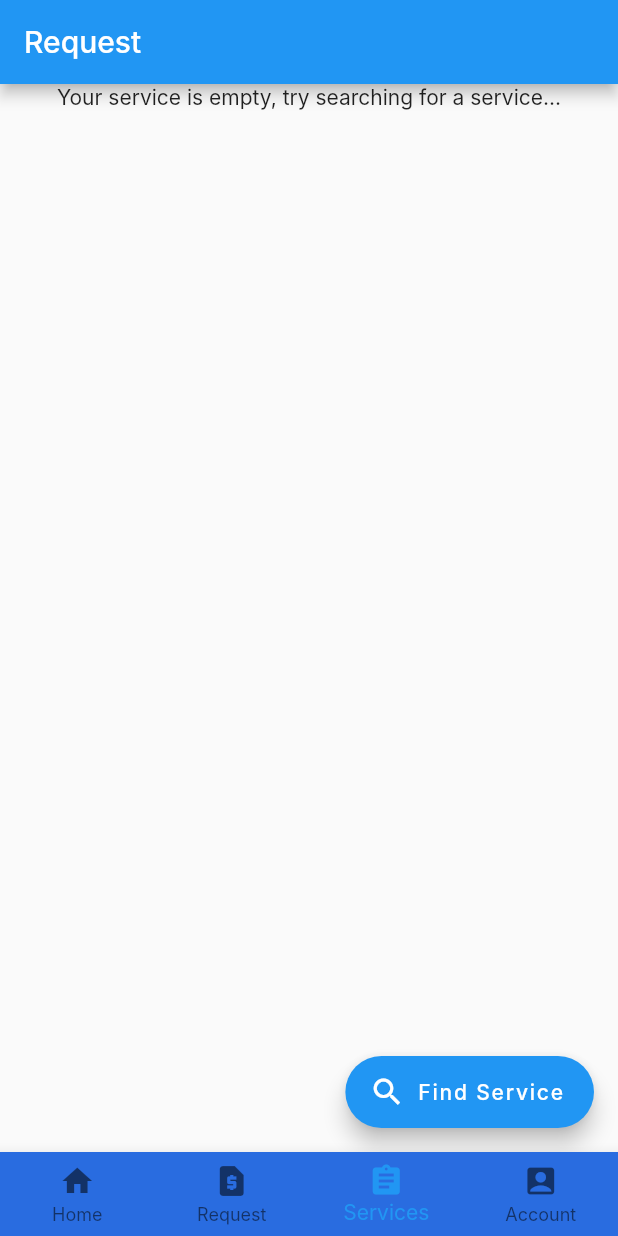
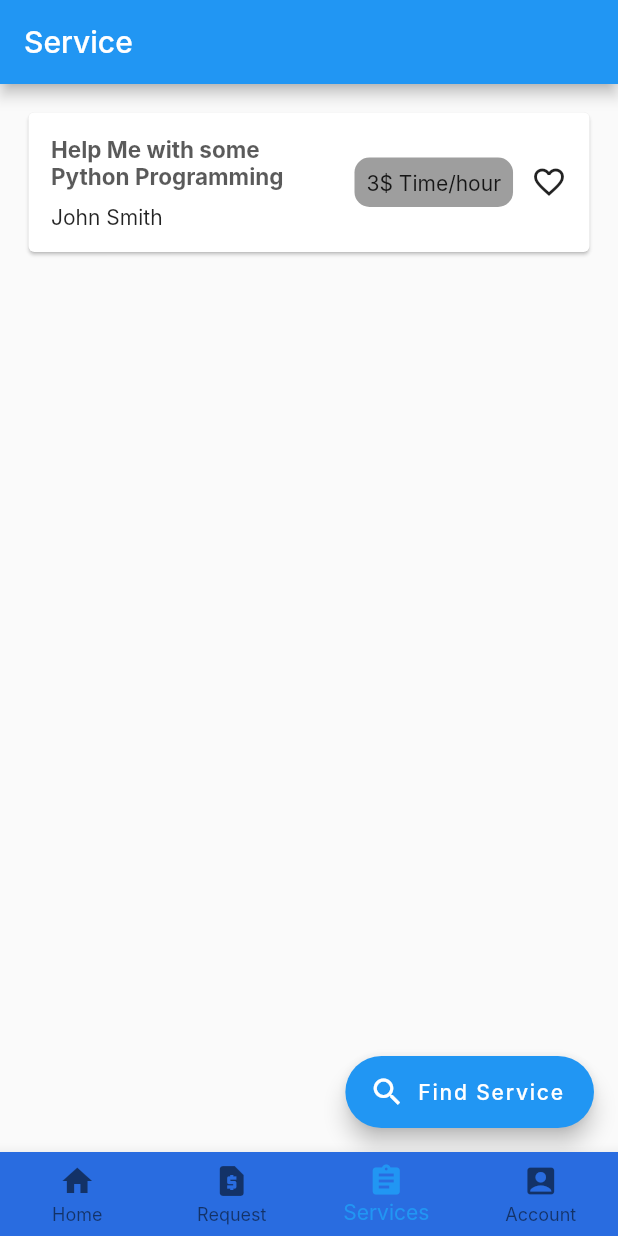
Before and after one commit to de-timebank/frontend, a Flutter app: the screen it shows after launch, item 3 of the bottom bar chosen, after a tap on "Find Service", on a phone screen of 412 x 824 dp. Run offline on Flutter 3.47's test engine with Material 2 defaults, Android fonts, the phone set to English and light mode, and no system bars; missing offline and left inert: textfield_tags; Roboto replaces fonts that are missing (Inter).

Commit message:
make services page

```diff
--- a/lib/dashboard.dart
+++ b/lib/dashboard.dart
@@ -34,8 +34,7 @@ class _DashBoardState extends State<DashBoard> {
       appBar: AppBar(
         title: const Text('Home Page'),
       ),
-      body: Container(
-          child: Column(
+      body: Column(
         crossAxisAlignment: CrossAxisAlignment.start,
         children: [
           CustomHeadline('Your Service'),
@@ -70,13 +69,13 @@ class _DashBoardState extends State<DashBoard> {
           ),
           const Divider(
               //horizontal line
-              height: 40,
+              height: 30,
               thickness: 2,
               indent: 30,
               endIndent: 30),
           Expanded(
             child: Container(
-              margin: EdgeInsets.all(15),
+              margin: EdgeInsets.fromLTRB(15, 0, 15, 15),
               child: Row(
                 // crossAxisAlignment: CrossAxisAlignment.stretch,
                 //mainAxisAlignment: MainAxisAlignment.center,
@@ -122,15 +121,16 @@ class _DashBoardState extends State<DashBoard> {
                       ]),
                   Expanded(
                     child: Column(
-                      //mainAxisAlignment: MainAxisAlignment.center,
                       crossAxisAlignment: CrossAxisAlignment.stretch,
                       children: [
                         Flexible(
-                          flex: 1,
+                          flex: 2,
                           child: Card(
                             child: InkWell(
                                 onTap: () {},
                                 child: Column(
+                                  mainAxisAlignment:
+                                      MainAxisAlignment.spaceAround,
                                   children: [
                                     Text(
                                       'Make a request',
@@ -149,6 +149,8 @@ class _DashBoardState extends State<DashBoard> {
                             child: InkWell(
                                 onTap: () {},
                                 child: Column(
+                                  mainAxisAlignment:
+                                      MainAxisAlignment.spaceAround,
                                   children: [
                                     Text(
                                       'This is another function',
@@ -168,7 +170,7 @@ class _DashBoardState extends State<DashBoard> {
             ),
           )
         ],
-      )),
+      ),
     );
   }
 }
--- a/lib/service.dart
+++ b/lib/service.dart
@@ -9,20 +9,63 @@ class ServicePage extends StatefulWidget {
 }
 
 class _ServicePageState extends State<ServicePage> {
+  bool isEmpty = false;
   @override
   Widget build(BuildContext context) {
     return Scaffold(
         appBar: AppBar(
-          title: Text('Request'),
+          title: Text('Service'),
         ),
-        body: Column(
-          children: [
-            Center(
-              child:
-                  Text('Your service is empty, try searching for a service...'),
-            ),
-          ],
-        ),
+        body: isEmpty
+            ? Center(
+                child: Text('No available service'),
+              )
+            : ListView(
+                children: [
+                  Container(
+                    margin: EdgeInsets.all(15),
+                    child: Card(
+                      child: Row(
+                        children: [
+                          Flexible(
+                            flex: 4,
+                            child: Container(
+                              padding: const EdgeInsets.all(15.0),
+                              child: Column(
+                                crossAxisAlignment: CrossAxisAlignment.start,
+                                children: [
+                                  Text(
+                                    'Help Me with some Python Programming',
+                                    style:
+                                        Theme.of(context).textTheme.headline1,
+                                  ),
+                                  SizedBox(
+                                    height: 10,
+                                  ),
+                                  Text('John Smith'),
+                                ],
+                              ),
+                            ),
+                          ),
+                          Flexible(
+                              flex: 2,
+                              child: Container(
+                                  decoration: BoxDecoration(
+                                      color: Colors.grey,
+                                      borderRadius: BorderRadius.circular(10)),
+                                  child: Padding(
+                                    padding: const EdgeInsets.all(8.0),
+                                    child: Text('3\$ Time/hour'),
+                                  ))),
+                          IconButton(
+                              onPressed: (() {}),
+                              icon: Icon(Icons.favorite_border_outlined))
+                        ],
+                      ),
+                    ),
+                  )
+                ],
+              ),
         floatingActionButton: FloatingActionButton.extended(
           onPressed: () {},
           icon: Icon(Icons.search),
```
Also changed, not shown: lib/profile.dart (+61 -8 lines), lib/request.dart (+2 -6 lines), lib/requestForm.dart (+58 -48 lines).
